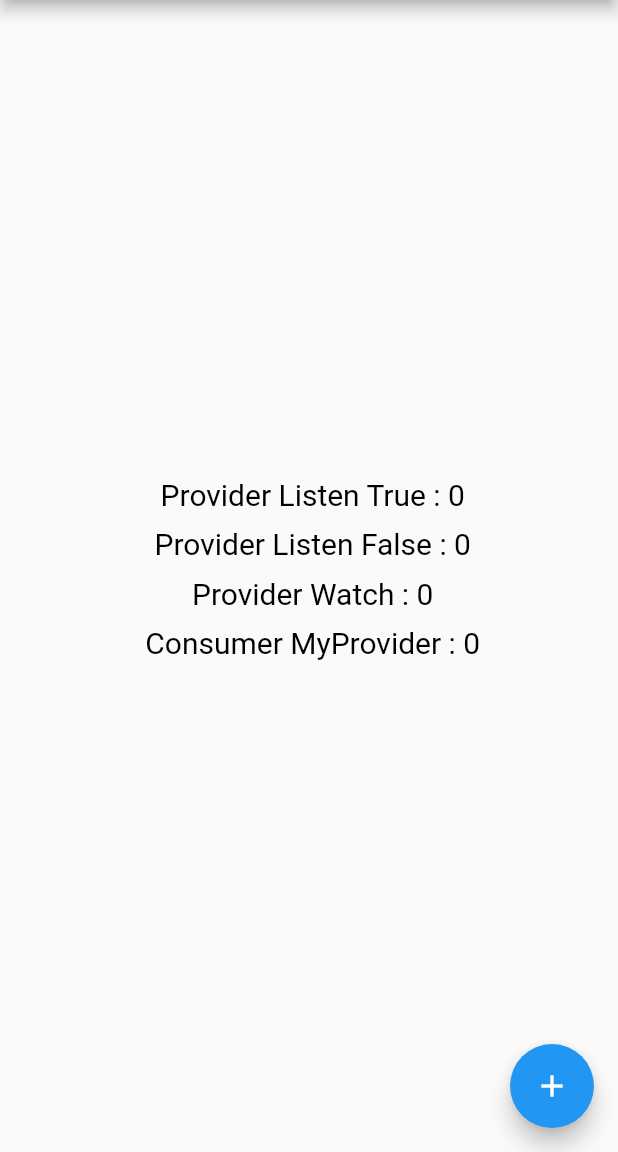
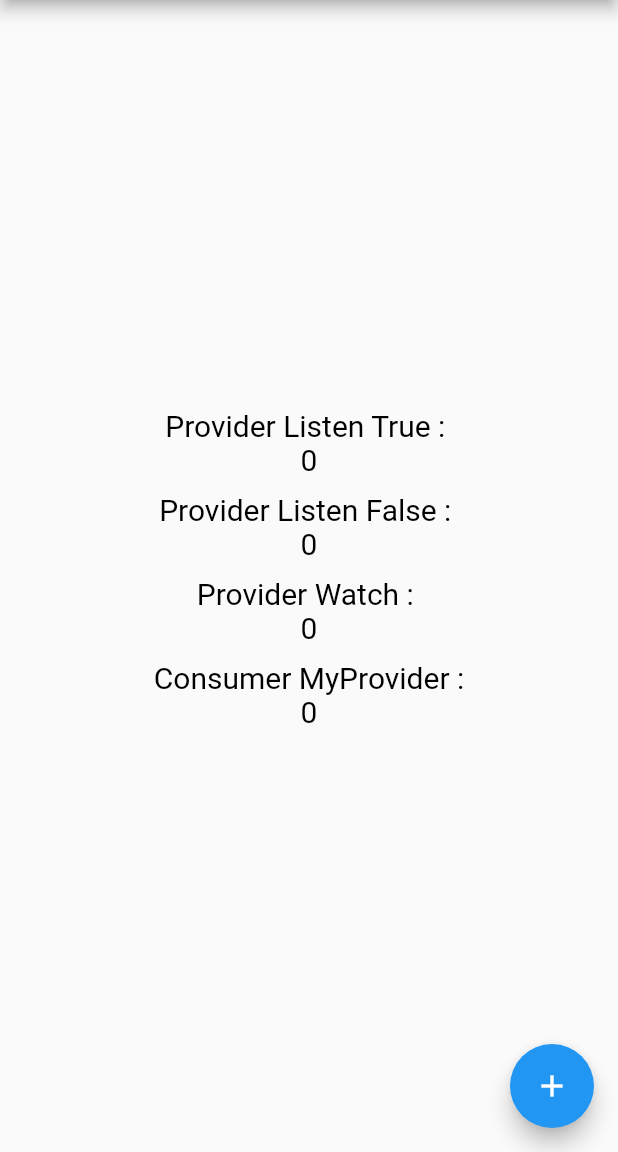
Before and after one commit to Devsaci/consumers_vs_selectors, a Flutter app: the screen it shows after launch, on a phone screen of 412 x 824 dp, the part 84-1236 px from its top. Run offline on Flutter 3.47's test engine with Material 2 defaults, Android fonts, the phone set to English and light mode, and no system bars.

Commit message:
Text  / tooltip

```diff
--- a/lib/main.dart
+++ b/lib/main.dart
@@ -1,3 +1,4 @@
+
 import 'package:flutter/material.dart';
 import 'package:provider/provider.dart';
 
@@ -44,22 +45,42 @@ class MyHomePage extends StatelessWidget {
           child: Column(
             mainAxisAlignment: MainAxisAlignment.center,
             children: <Widget>[
+              Column(
+                children: [
+                  Text("Provider Listen True : "),
                   Text(
-                ' Provider Listen True : ${Provider.of<MyProvider>(context, listen: true).count}',
+                    '${Provider.of<MyProvider>(context, listen: true).count}',
+                  ),
+                ],
               ),
               SizedBox(height: 10,),
+              Column(
+                children: [
+                  Text("Provider Listen False : "),
                   Text(
-                ' Provider Listen False : ${Provider.of<MyProvider>(context, listen: false).count}',
+                    '${Provider.of<MyProvider>(context, listen: false).count}',
+                  ),
+                ],
               ),
               SizedBox(height: 10,),
+              Column(
+                children: [
+                  Text("Provider Watch : "),
                   Text(
-                ' Provider Watch : ${context.watch<MyProvider>().count}',
+                    '${context.watch<MyProvider>().count}',
+                  ),
+                ],
               ),
               SizedBox(height: 10,),
+              Column(
+                children: [
+                  Text(" Consumer MyProvider : "),
                   Consumer<MyProvider>(
                     builder: (ctx, value, child) => Text(
-                  ' Consumer MyProvider : ${value.count}',
+                      '${value.count}',
                     ),
+                  ),
+                ],
               ),
               SizedBox(height: 10,),
             ],
@@ -67,6 +88,7 @@ class MyHomePage extends StatelessWidget {
         ),
       ),
       floatingActionButton: FloatingActionButton(
+        tooltip: "context.read<MyProvider>()" ,
         onPressed: () => context.read<MyProvider>().increment(),
         child: const Icon(Icons.add),
       ),
```
Lines whose indentation alone changed are shown as unchanged.
